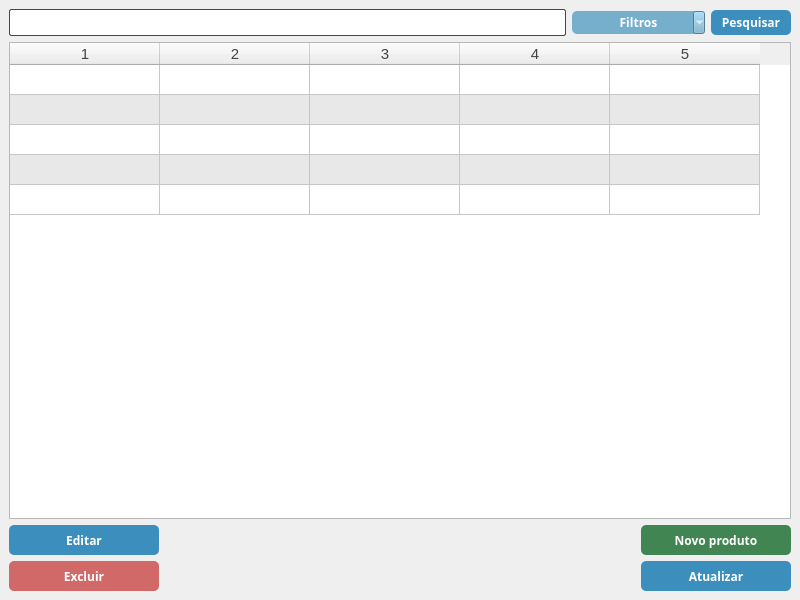
Before: the Qt Designer form src/ui/main.ui in Matheusdimer/syspython, drawn with Qt 5.
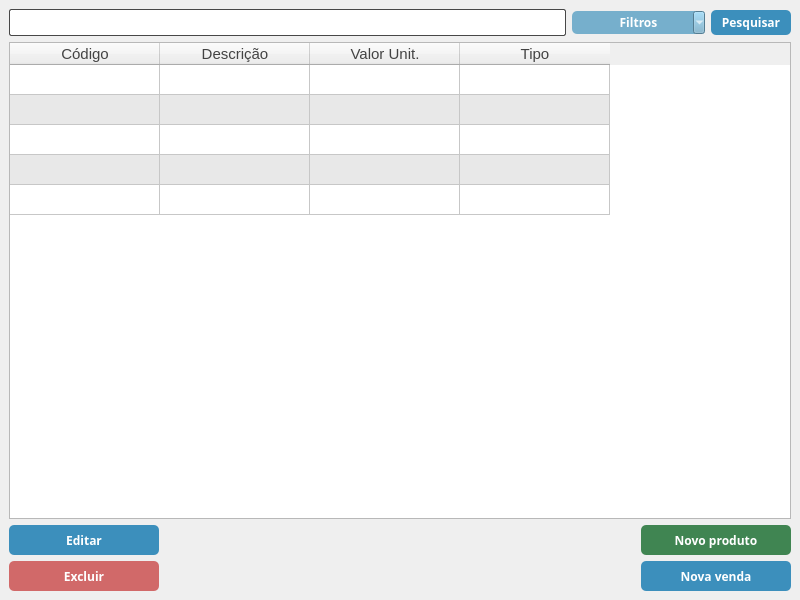
After: the same form once the commit is applied. Icons and pictures are not drawn.

Commit message: inicio da implementação da tela de vendas

What changed in the file:
```diff
--- a/src/ui/main.ui
+++ b/src/ui/main.ui
@@ -118,13 +118,19 @@
             }</string>
       </property>
       <property name="text">
-       <string>Atualizar</string>
+       <string>Nova venda</string>
       </property>
       <property name="icon">
        <iconset>
         <normalon>images/refresh.svg</normalon>
        </iconset>
       </property>
+      <property name="iconSize">
+       <size>
+        <width>20</width>
+        <height>20</height>
+       </size>
+      </property>
      </widget>
     </item>
     <item row="4" column="0">
@@ -284,7 +290,7 @@
        <number>5</number>
       </property>
       <property name="columnCount">
-       <number>5</number>
+       <number>4</number>
       </property>
       <attribute name="horizontalHeaderVisible">
        <bool>true</bool>
@@ -309,11 +315,26 @@
       <row/>
       <row/>
       <row/>
-      <column/>
-      <column/>
-      <column/>
-      <column/>
-      <column/>
+      <column>
+       <property name="text">
+        <string>Código</string>
+       </property>
+      </column>
+      <column>
+       <property name="text">
+        <string>Descrição</string>
+       </property>
+      </column>
+      <column>
+       <property name="text">
+        <string>Valor Unit.</string>
+       </property>
+      </column>
+      <column>
+       <property name="text">
+        <string>Tipo</string>
+       </property>
+      </column>
      </widget>
     </item>
     <item row="4" column="1">
```
Left out of the diff: 14 changed lines with no effect on the pictures. The commit also changes 6 other files.
